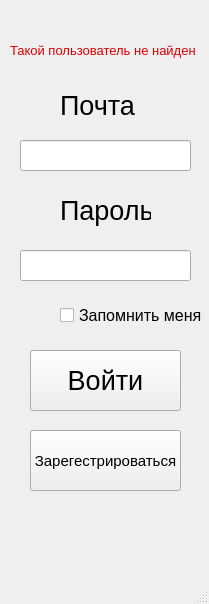
Old version of the form designs/login.ui in the repository k111liza/HOAP-project.
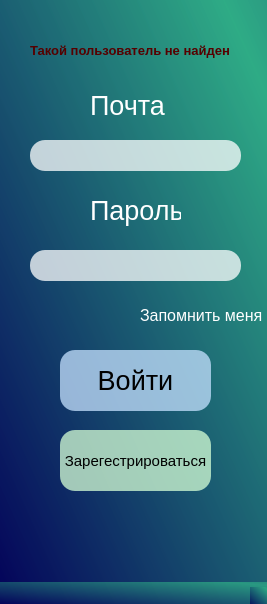
New version of the form. Icons and pictures are not drawn.

What changed in the file:
```diff
--- a/designs/login.ui
+++ b/designs/login.ui
@@ -6,7 +6,7 @@
    <rect>
     <x>0</x>
     <y>0</y>
-    <width>209</width>
+    <width>267</width>
     <height>604</height>
    </rect>
   </property>
@@ -17,11 +17,14 @@
    <iconset>
     <normaloff>../output/main/_internal/management_resource_organization_team_talent_icon_260184.png</normaloff>../output/main/_internal/management_resource_organization_team_talent_icon_260184.png</iconset>
   </property>
+  <property name="styleSheet">
+   <string notr="true">background-color: qlineargradient(spread:reflect, x1:0, y1:1, x2:0.920455, y2:0.085, stop:0 rgba(0, 0, 88, 190), stop:1 rgba(43, 170, 132, 190));</string>
+  </property>
   <widget class="QWidget" name="centralwidget">
    <widget class="QLabel" name="label">
     <property name="geometry">
      <rect>
-      <x>60</x>
+      <x>90</x>
       <y>90</y>
       <width>91</width>
       <height>31</height>
@@ -32,6 +35,11 @@
       <pointsize>20</pointsize>
      </font>
     </property>
+    <property name="styleSheet">
+     <string notr="true">background-color: rgba(255, 255, 255, 0);
+border-color: rgba(255, 255, 255, 0);
+color: rgb(255, 255, 255);</string>
+    </property>
     <property name="text">
      <string>Почта</string>
     </property>
@@ -39,7 +47,7 @@
    <widget class="QLabel" name="label_2">
     <property name="geometry">
      <rect>
-      <x>60</x>
+      <x>90</x>
       <y>190</y>
       <width>91</width>
       <height>41</height>
@@ -50,6 +58,11 @@
       <pointsize>20</pointsize>
      </font>
     </property>
+    <property name="styleSheet">
+     <string notr="true">background-color: rgba(255, 255, 255, 0);
+border-color: rgba(255, 255, 255, 0);
+color: rgb(255, 255, 255);</string>
+    </property>
     <property name="text">
      <string>Пароль</string>
     </property>
@@ -57,32 +70,41 @@
    <widget class="QLineEdit" name="login">
     <property name="geometry">
      <rect>
-      <x>20</x>
+      <x>30</x>
       <y>140</y>
-      <width>171</width>
+      <width>211</width>
       <height>31</height>
      </rect>
     </property>
     <property name="font">
      <font>
-      <pointsize>18</pointsize>
+      <pointsize>12</pointsize>
      </font>
     </property>
+    <property name="styleSheet">
+     <string notr="true">background-color: rgb(255, 255, 255, 190);
+border-radius: 15px;</string>
+    </property>
    </widget>
    <widget class="QLineEdit" name="password">
     <property name="geometry">
      <rect>
-      <x>20</x>
+      <x>30</x>
       <y>250</y>
-      <width>171</width>
+      <width>211</width>
       <height>31</height>
      </rect>
     </property>
     <property name="font">
      <font>
-      <pointsize>24</pointsize>
+      <pointsize>12</pointsize>
      </font>
     </property>
+    <property name="styleSheet">
+     <string notr="true">background-color: rgb(255, 255, 255, 190);
+border-radius: 15px;
+</string>
+    </property>
     <property name="inputMask">
      <string/>
     </property>
@@ -93,7 +115,7 @@
    <widget class="QPushButton" name="enter">
     <property name="geometry">
      <rect>
-      <x>30</x>
+      <x>60</x>
       <y>350</y>
       <width>151</width>
       <height>61</height>
@@ -104,6 +126,10 @@
       <pointsize>20</pointsize>
      </font>
     </property>
+    <property name="styleSheet">
+     <string notr="true">background-color:rgb(197, 225, 255, 190);
+border-radius: 15px;</string>
+    </property>
     <property name="text">
      <string>Войти</string>
     </property>
@@ -111,7 +137,7 @@
    <widget class="QCheckBox" name="rememberme">
     <property name="geometry">
      <rect>
-      <x>60</x>
+      <x>120</x>
       <y>300</y>
       <width>151</width>
       <height>31</height>
@@ -122,6 +148,11 @@
       <pointsize>12</pointsize>
      </font>
     </property>
+    <property name="styleSheet">
+     <string notr="true">background-color: rgba(255, 255, 255, 0);
+border-color: rgba(255, 255, 255, 0);
+color: rgb(255, 255, 255);</string>
+    </property>
     <property name="text">
      <string>Запомнить меня</string>
     </property>
@@ -129,7 +160,7 @@
    <widget class="QPushButton" name="registration">
     <property name="geometry">
      <rect>
-      <x>30</x>
+      <x>60</x>
       <y>430</y>
       <width>151</width>
       <height>61</height>
@@ -145,6 +176,10 @@
       <kerning>true</kerning>
      </font>
     </property>
+    <property name="styleSheet">
+     <string notr="true">background-color: rgb(213, 255, 213, 190);
+border-radius: 15px;</string>
+    </property>
     <property name="text">
      <string>Зарегестрироваться</string>
     </property>
@@ -152,21 +187,24 @@
    <widget class="QLabel" name="loginerror">
     <property name="geometry">
      <rect>
-      <x>10</x>
+      <x>30</x>
       <y>30</y>
-      <width>191</width>
+      <width>221</width>
       <height>41</height>
      </rect>
     </property>
     <property name="font">
      <font>
       <pointsize>10</pointsize>
-      <weight>50</weight>
-      <bold>false</bold>
+      <weight>75</weight>
+      <bold>true</bold>
      </font>
     </property>
     <property name="styleSheet">
-     <string notr="true">color: rgb(222, 0, 0);</string>
+     <string notr="true">color: rgb(85, 0, 0);
+background-color: rgba(255, 255, 255, 0);
+border-color: rgba(255, 255, 255, 0);
+</string>
     </property>
     <property name="text">
      <string>Такой пользователь не найден</string>
```
Left out of the diff: 2 changed lines with no effect on the pictures.
